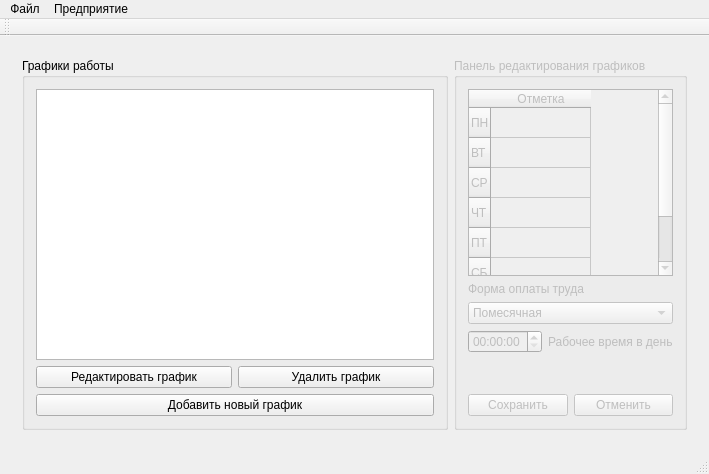
Above: SalaryCount/SalaryCount/salarycount.ui from artemkurylev/mdkp before the change. Below: the same form after it.
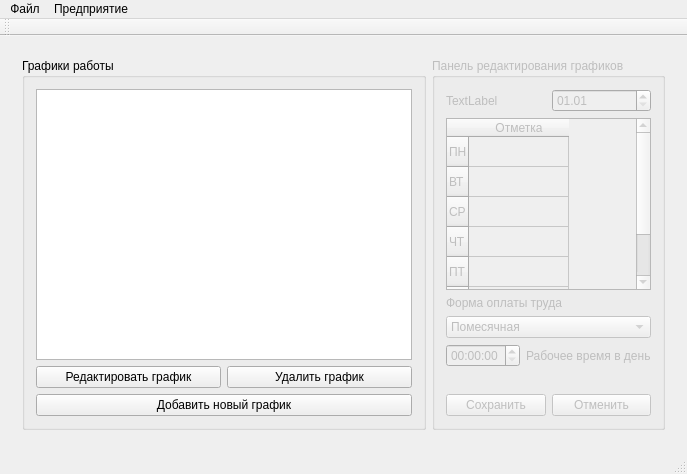
That is the form after the change.

Commit message: Добавлена возможность добавления новых графиков

Diff of the .ui file:
```diff
--- a/SalaryCount/SalaryCount/salarycount.ui
+++ b/SalaryCount/SalaryCount/salarycount.ui
@@ -6,7 +6,7 @@
    <rect>
     <x>0</x>
     <y>0</y>
-    <width>709</width>
+    <width>687</width>
     <height>474</height>
    </rect>
   </property>
@@ -556,7 +556,75 @@
            <string>Панель редактирования графиков</string>
           </property>
           <layout class="QGridLayout" name="gridLayout_6">
+           <item row="0" column="0">
+            <layout class="QHBoxLayout" name="horizontalLayout_6">
+             <item>
+              <widget class="QLabel" name="label_13">
+               <property name="text">
+                <string>TextLabel</string>
+               </property>
+              </widget>
+             </item>
+             <item>
+              <widget class="QDateEdit" name="dateEdit_3">
+               <property name="displayFormat">
+                <string>dd.MM</string>
+               </property>
+              </widget>
+             </item>
+            </layout>
+           </item>
            <item row="1" column="0">
+            <widget class="QTableWidget" name="DutyChartMarksEdit">
+             <property name="sizePolicy">
+              <sizepolicy hsizetype="Ignored" vsizetype="Expanding">
+               <horstretch>0</horstretch>
+               <verstretch>0</verstretch>
+              </sizepolicy>
+             </property>
+             <row>
+              <property name="text">
+               <string>ПН</string>
+              </property>
+             </row>
+             <row>
+              <property name="text">
+               <string>ВТ</string>
+              </property>
+             </row>
+             <row>
+              <property name="text">
+               <string>СР</string>
+              </property>
+             </row>
+             <row>
+              <property name="text">
+               <string>ЧТ</string>
+              </property>
+             </row>
+             <row>
+              <property name="text">
+               <string>ПТ</string>
+              </property>
+             </row>
+             <row>
+              <property name="text">
+               <string>СБ</string>
+              </property>
+             </row>
+             <row>
+              <property name="text">
+               <string>ВС</string>
+              </property>
+             </row>
+             <column>
+              <property name="text">
+               <string>Отметка</string>
+              </property>
+             </column>
+            </widget>
+           </item>
+           <item row="2" column="0">
             <layout class="QVBoxLayout" name="verticalLayout_13">
              <item>
               <widget class="QLabel" name="label_19">
@@ -581,31 +649,7 @@
              </item>
             </layout>
            </item>
-           <item row="4" column="0">
-            <layout class="QHBoxLayout" name="horizontalLayout_10">
-             <item>
-              <widget class="QPushButton" name="saveDutyChartBtn">
-               <property name="enabled">
-                <bool>false</bool>
-               </property>
-               <property name="text">
-                <string>Сохранить</string>
-               </property>
-              </widget>
-             </item>
-             <item>
-              <widget class="QPushButton" name="cancelDutyChartBtn">
-               <property name="enabled">
-                <bool>false</bool>
-               </property>
-               <property name="text">
-                <string>Отменить</string>
-               </property>
-              </widget>
-             </item>
-            </layout>
-           </item>
-           <item row="2" column="0">
+           <item row="3" column="0">
             <layout class="QHBoxLayout" name="horizontalLayout_5">
              <item>
               <widget class="QTimeEdit" name="workTimeEdit">
@@ -630,7 +674,7 @@
              </item>
             </layout>
            </item>
-           <item row="3" column="0">
+           <item row="4" column="0">
             <spacer name="verticalSpacer">
              <property name="orientation">
               <enum>Qt::Vertical</enum>
@@ -643,55 +687,29 @@
              </property>
             </spacer>
            </item>
-           <item row="0" column="0">
-            <widget class="QTableWidget" name="DutyChartMarksEdit">
-             <property name="sizePolicy">
-              <sizepolicy hsizetype="Ignored" vsizetype="Expanding">
-               <horstretch>0</horstretch>
-               <verstretch>0</verstretch>
-              </sizepolicy>
-             </property>
-             <row>
-              <property name="text">
-               <string>ПН</string>
-              </property>
-             </row>
-             <row>
-              <property name="text">
-               <string>ВТ</string>
-              </property>
-             </row>
-             <row>
-              <property name="text">
-               <string>СР</string>
-              </property>
-             </row>
-             <row>
-              <property name="text">
-               <string>ЧТ</string>
-              </property>
-             </row>
-             <row>
-              <property name="text">
-               <string>ПТ</string>
-              </property>
-             </row>
-             <row>
-              <property name="text">
-               <string>СБ</string>
-              </property>
-             </row>
-             <row>
-              <property name="text">
-               <string>ВС</string>
-              </property>
-             </row>
-             <column>
-              <property name="text">
-               <string>Отметка</string>
-              </property>
-             </column>
-            </widget>
+           <item row="5" column="0">
+            <layout class="QHBoxLayout" name="horizontalLayout_10">
+             <item>
+              <widget class="QPushButton" name="saveDutyChartBtn">
+               <property name="enabled">
+                <bool>false</bool>
+               </property>
+               <property name="text">
+                <string>Сохранить</string>
+               </property>
+              </widget>
+             </item>
+             <item>
+              <widget class="QPushButton" name="cancelDutyChartBtn">
+               <property name="enabled">
+                <bool>false</bool>
+               </property>
+               <property name="text">
+                <string>Отменить</string>
+               </property>
+              </widget>
+             </item>
+            </layout>
            </item>
           </layout>
          </widget>
@@ -742,7 +760,7 @@
     <rect>
      <x>0</x>
      <y>0</y>
-     <width>709</width>
+     <width>687</width>
      <height>21</height>
     </rect>
    </property>
```
The commit also changes 1 other file.
